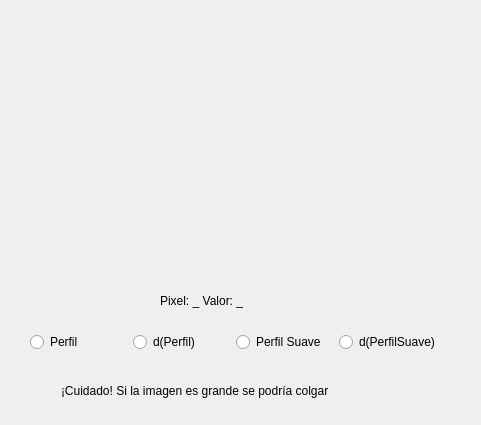
Above: Imagen/perfil.ui from AlexAlmenara/ashot1 before the change. Below: the same form after it.
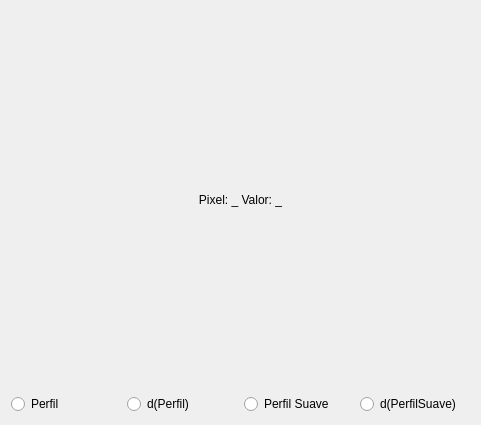
That is the form after the change.

```diff
--- a/Imagen/perfil.ui
+++ b/Imagen/perfil.ui
@@ -13,15 +13,21 @@
   <property name="windowTitle">
    <string>Form</string>
   </property>
-  <widget class="QWidget" name="layoutWidget">
-   <property name="geometry">
-    <rect>
-     <x>30</x>
-     <y>330</y>
-     <width>410</width>
-     <height>24</height>
-    </rect>
-   </property>
+  <layout class="QVBoxLayout" name="verticalLayout">
+   <item>
+    <layout class="QHBoxLayout" name="hLayoutFunction"/>
+   </item>
+   <item>
+    <widget class="QLabel" name="labelPunto">
+     <property name="text">
+      <string>Pixel: _ Valor: _</string>
+     </property>
+     <property name="alignment">
+      <set>Qt::AlignCenter</set>
+     </property>
+    </widget>
+   </item>
+   <item>
    <layout class="QHBoxLayout" name="horizontalLayout_2">
     <item>
      <widget class="QRadioButton" name="radioButtonPerfil">
@@ -52,33 +58,8 @@
      </widget>
     </item>
    </layout>
-  </widget>
-  <widget class="QLabel" name="labelPunto">
-   <property name="geometry">
-    <rect>
-     <x>160</x>
-     <y>290</y>
-     <width>221</width>
-     <height>21</height>
-    </rect>
-   </property>
-   <property name="text">
-    <string>Pixel: _ Valor: _</string>
-   </property>
-  </widget>
-  <widget class="QLabel" name="label">
-   <property name="geometry">
-    <rect>
-     <x>61</x>
-     <y>380</y>
-     <width>351</width>
-     <height>21</height>
-    </rect>
-   </property>
-   <property name="text">
-    <string>¡Cuidado! Si la imagen es grande se podría colgar</string>
-   </property>
-  </widget>
+   </item>
+  </layout>
  </widget>
  <resources/>
  <connections/>
```
Lines whose indentation alone changed are shown as unchanged.
